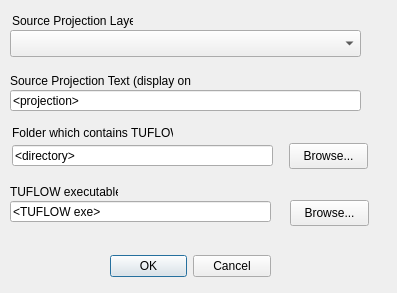
TUFLOW-Support/QGIS-TUFLOW-Plugin, file qgis_plugin/tuflow/forms/ui_tuflowqgis_configure_tuflow_project.ui: the form before one commit.
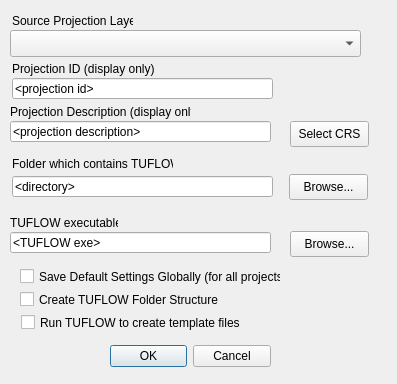
The form after the commit.

What changed in the file:
```diff
--- a/qgis_plugin/tuflow/forms/ui_tuflowqgis_configure_tuflow_project.ui
+++ b/qgis_plugin/tuflow/forms/ui_tuflowqgis_configure_tuflow_project.ui
@@ -7,7 +7,7 @@
     <x>0</x>
     <y>0</y>
     <width>397</width>
-    <height>293</height>
+    <height>384</height>
    </rect>
   </property>
   <property name="windowTitle">
@@ -17,7 +17,7 @@
    <property name="geometry">
     <rect>
      <x>110</x>
-     <y>250</y>
+     <y>340</y>
      <width>161</width>
      <height>32</height>
     </rect>
@@ -56,7 +56,7 @@
    <property name="geometry">
     <rect>
      <x>12</x>
-     <y>122</y>
+     <y>153</y>
      <width>161</width>
      <height>22</height>
     </rect>
@@ -69,7 +69,7 @@
    <property name="geometry">
     <rect>
      <x>12</x>
-     <y>145</y>
+     <y>176</y>
      <width>261</width>
      <height>21</height>
     </rect>
@@ -85,7 +85,7 @@
    <property name="geometry">
     <rect>
      <x>289</x>
-     <y>143</y>
+     <y>174</y>
      <width>79</width>
      <height>26</height>
     </rect>
@@ -98,26 +98,26 @@
    <property name="geometry">
     <rect>
      <x>10</x>
-     <y>70</y>
+     <y>101</y>
      <width>181</width>
      <height>22</height>
     </rect>
    </property>
    <property name="text">
-    <string>Source Projection Text (display only)</string>
+    <string>Projection Description (display only)</string>
    </property>
   </widget>
   <widget class="QLineEdit" name="sourceCRS">
    <property name="geometry">
     <rect>
      <x>10</x>
-     <y>90</y>
-     <width>351</width>
+     <y>121</y>
+     <width>261</width>
      <height>21</height>
     </rect>
    </property>
    <property name="text">
-    <string>&lt;projection&gt;</string>
+    <string>&lt;projection description&gt;</string>
    </property>
    <property name="dragEnabled">
     <bool>false</bool>
@@ -130,7 +130,7 @@
    <property name="geometry">
     <rect>
      <x>10</x>
-     <y>181</y>
+     <y>212</y>
      <width>108</width>
      <height>22</height>
     </rect>
@@ -143,7 +143,7 @@
    <property name="geometry">
     <rect>
      <x>10</x>
-     <y>201</y>
+     <y>232</y>
      <width>261</width>
      <height>21</height>
     </rect>
@@ -159,7 +159,7 @@
    <property name="geometry">
     <rect>
      <x>290</x>
-     <y>200</y>
+     <y>231</y>
      <width>79</width>
      <height>26</height>
     </rect>
@@ -168,6 +168,90 @@
     <string>Browse...</string>
    </property>
   </widget>
+  <widget class="QPushButton" name="pbSelectCRS">
+   <property name="geometry">
+    <rect>
+     <x>290</x>
+     <y>121</y>
+     <width>79</width>
+     <height>26</height>
+    </rect>
+   </property>
+   <property name="text">
+    <string>Select CRS</string>
+   </property>
+  </widget>
+  <widget class="QLineEdit" name="form_crsID">
+   <property name="geometry">
+    <rect>
+     <x>12</x>
+     <y>78</y>
+     <width>261</width>
+     <height>21</height>
+    </rect>
+   </property>
+   <property name="text">
+    <string>&lt;projection id&gt;</string>
+   </property>
+   <property name="dragEnabled">
+    <bool>false</bool>
+   </property>
+   <property name="readOnly">
+    <bool>true</bool>
+   </property>
+  </widget>
+  <widget class="QLabel" name="label_5">
+   <property name="geometry">
+    <rect>
+     <x>12</x>
+     <y>58</y>
+     <width>181</width>
+     <height>22</height>
+    </rect>
+   </property>
+   <property name="text">
+    <string>Projection ID (display only)</string>
+   </property>
+  </widget>
+  <widget class="QCheckBox" name="cbGlobal">
+   <property name="geometry">
+    <rect>
+     <x>20</x>
+     <y>268</y>
+     <width>261</width>
+     <height>17</height>
+    </rect>
+   </property>
+   <property name="text">
+    <string>Save Default Settings Globally (for all projects)</string>
+   </property>
+  </widget>
+  <widget class="QCheckBox" name="cbCreate">
+   <property name="geometry">
+    <rect>
+     <x>20</x>
+     <y>291</y>
+     <width>261</width>
+     <height>17</height>
+    </rect>
+   </property>
+   <property name="text">
+    <string>Create TUFLOW Folder Structure</string>
+   </property>
+  </widget>
+  <widget class="QCheckBox" name="cbRun">
+   <property name="geometry">
+    <rect>
+     <x>21</x>
+     <y>314</y>
+     <width>261</width>
+     <height>17</height>
+    </rect>
+   </property>
+   <property name="text">
+    <string>Run TUFLOW to create template files</string>
+   </property>
+  </widget>
  </widget>
  <resources/>
  <connections>
```
Left out of the diff: 2 changed lines with no effect on the pictures.
